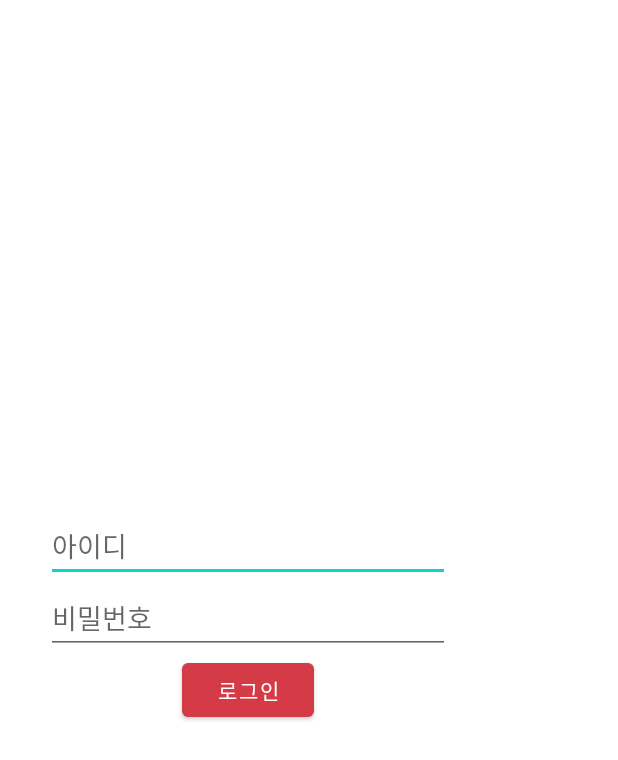
After one commit to skydoves/Pokedex-AR, an Android app: the layout dialog_login.xml on its own in the app's theme, with its tools: preview values and no code run, on a phone screen of 412 x 824 dp. The commit adds this screen. Shown: the top 760 px of the screen. Run offline under Robolectric (Android 15) with nearby library versions, the phone set to English and light mode, and no system bars.

Commit message:
feat 로그인 화면

```diff
--- a/app/build.gradle
+++ b/app/build.gradle
@@ -110,8 +110,10 @@ dependencies {
     implementation "com.github.skydoves:sandwich:$versions.sandwichVersion"
     implementation "com.squareup.retrofit2:retrofit:$versions.retrofitVersion"
     implementation "com.squareup.retrofit2:converter-moshi:$versions.retrofitVersion"
+    implementation 'com.squareup.retrofit2:converter-gson:2.6.2'
     implementation "com.squareup.okhttp3:logging-interceptor:$versions.okhttpVersion"
     testImplementation "com.squareup.okhttp3:mockwebserver:$versions.okhttpVersion"
+    implementation 'com.google.code.gson:gson:2.8.5'
 
     // moshi
     implementation "com.squareup.moshi:moshi-kotlin:$versions.moshiVersion"
@@ -145,6 +147,8 @@ dependencies {
     // debugging
     implementation "com.jakewharton.timber:timber:$versions.timberVersion"
 
+    implementation 'com.github.AmanpreetYatin:Easy-SharedPreferences:0.1.1'
+
     implementation project(":pokedexar-core")
 }
 
--- a/app/src/main/java/com/skydoves/pokedexar/ui/main/MainActivity.kt
+++ b/app/src/main/java/com/skydoves/pokedexar/ui/main/MainActivity.kt
@@ -3,6 +3,7 @@ package com.skydoves.pokedexar.ui.main
 import android.os.Bundle
 import androidx.activity.viewModels
 import androidx.annotation.VisibleForTesting
+import com.amn.easysharedpreferences.EasySharedPreference
 import com.skydoves.bindables.BindingActivity
 import com.skydoves.pokedexar.R
 import com.skydoves.pokedexar.databinding.ActivityMainBinding
@@ -22,6 +23,10 @@ class MainActivity : BindingActivity<ActivityMainBinding>(R.layout.activity_main
 
   override fun onCreate(savedInstanceState: Bundle?) {
     super.onCreate(savedInstanceState)
+
+    //println("Hi Friends")
+    //println(EasySharedPreference.Companion.getString("token", "noToken"))
+
     binding {
       lifecycleOwner = this@MainActivity
       adapter = PokemonAdapter()
--- /dev/null
+++ b/app/src/main/res/layout/dialog_login.xml
@@ -0,0 +1,43 @@
+<?xml version="1.0" encoding="utf-8"?>
+<androidx.constraintlayout.widget.ConstraintLayout xmlns:android="http://schemas.android.com/apk/res/android"
+    xmlns:tools="http://schemas.android.com/tools"
+    android:layout_width="300dp"
+    android:layout_height="match_parent"
+    xmlns:app="http://schemas.android.com/apk/res-auto"
+    android:background="@color/white"
+    android:layout_margin="15dp">
+
+    <LinearLayout
+        android:layout_width="match_parent"
+        android:layout_height="match_parent"
+        android:orientation="vertical"
+        tools:layout_editor_absoluteX="1dp"
+        tools:layout_editor_absoluteY="1dp"
+        app:layout_constraintTop_toTopOf="parent"
+        app:layout_constraintLeft_toLeftOf="parent"
+        app:layout_constraintRight_toRightOf="parent"
+        android:gravity="center"
+        android:layout_margin="15dp">
+
+        <EditText
+            android:id="@+id/idEditText"
+            android:layout_width="match_parent"
+            android:layout_height="wrap_content"
+            android:inputType="text"
+            android:hint="아이디" />
+
+        <EditText
+            android:id="@+id/passwordEditText"
+            android:layout_width="match_parent"
+            android:layout_height="wrap_content"
+            android:inputType="textPassword"
+            android:hint="비밀번호" />
+        <Button
+            android:id="@+id/real_login_button"
+            android:layout_width="wrap_content"
+            android:layout_height="wrap_content"
+            android:text="로그인"
+            android:textColor="@color/white"/>
+
+    </LinearLayout>
+</androidx.constraintlayout.widget.ConstraintLayout>
--- a/build.gradle
+++ b/build.gradle
@@ -34,6 +34,7 @@ allprojects {
         google()
         mavenCentral()
         maven { url "https://oss.sonatype.org/content/repositories/snapshots/" }
+        maven { url "https://jitpack.io" }
         jcenter()
     }
 }
```
Also changed, not shown: app/src/main/AndroidManifest.xml (+15 -5 lines), app/src/main/java/com/skydoves/pokedexar/database/BoxData.kt (added, +13 -0 lines), app/src/main/java/com/skydoves/pokedexar/database/BoxListService.kt (added, +13 -0 lines), app/src/main/java/com/skydoves/pokedexar/database/CategoryData.kt (added, +7 -0 lines), app/src/main/java/com/skydoves/pokedexar/database/PokemonData.kt (added, +15 -0 lines), app/src/main/java/com/skydoves/pokedexar/database/SkillData.kt (added, +12 -0 lines), app/src/main/java/com/skydoves/pokedexar/database/TypeData.kt (added, +7 -0 lines), app/src/main/java/com/skydoves/pokedexar/ui/home/HomeActivity.kt (+33 -4 lines), app/src/main/java/com/skydoves/pokedexar/ui/login/Login.kt (added, +8 -0 lines), app/src/main/java/com/skydoves/pokedexar/ui/login/LoginActivity.kt (added, +91 -0 lines), app/src/main/java/com/skydoves/pokedexar/ui/login/LoginService.kt (added, +19 -0 lines), app/src/main/res/layout/activity_login.xml (added, +32 -0 lines), app/src/main/res/layout/loading_login.xml (added, +31 -0 lines).
